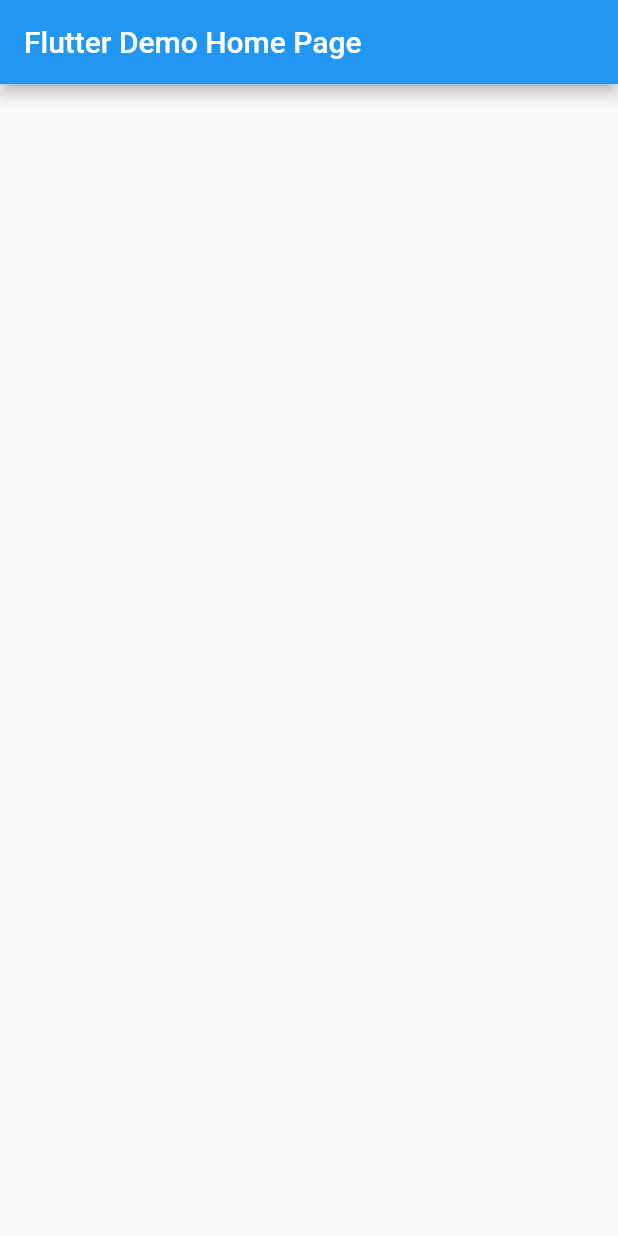
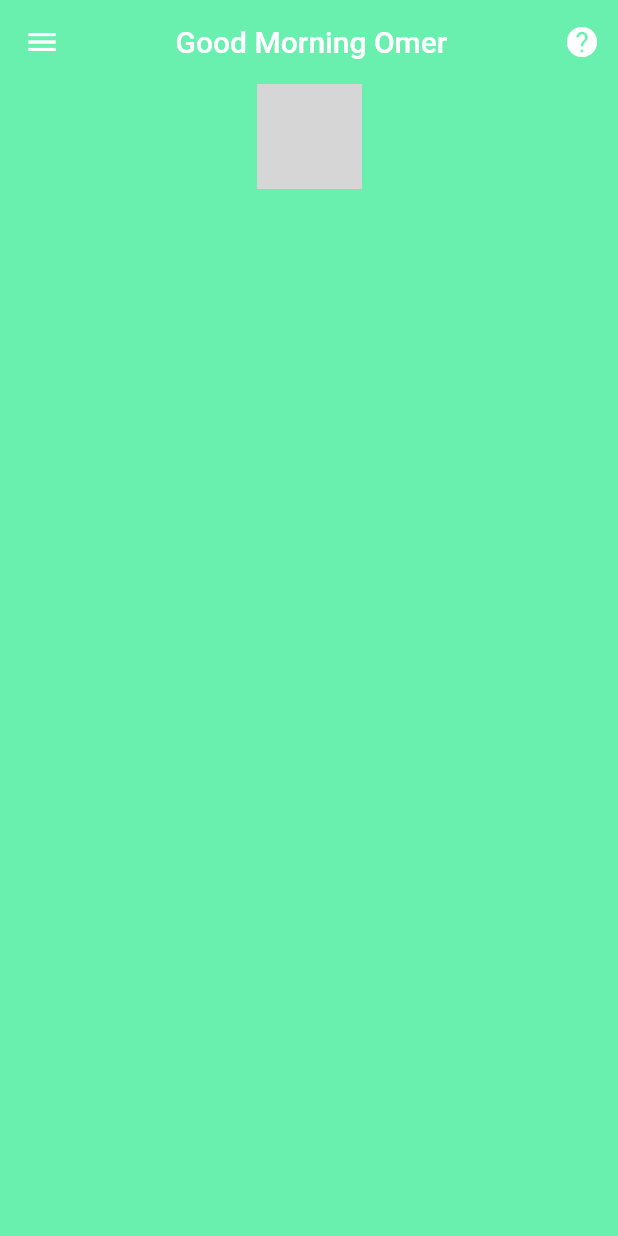
Before and after one commit to Omerbalikcii/Your_Coach, a Flutter app: the screen it shows after launch, on a phone screen of 412 x 824 dp. Run offline on Flutter 3.47's test engine with Material 2 defaults, Android fonts, the phone set to English and light mode, and no system bars; grey boxes are pictures that could not be loaded.

Commit message:
creating main page

```diff
--- a/lib/main.dart
+++ b/lib/main.dart
@@ -10,21 +10,15 @@ class MyApp extends StatelessWidget {
   @override
   Widget build(BuildContext context) {
     return MaterialApp(
-      title: 'Flutter Demo',
-      theme: ThemeData(
-        primarySwatch: Colors.blue,
-      ),
-      home: const MyHomePage(title: 'Flutter Demo Home Page'),
+      debugShowCheckedModeBanner: false,
+
+      home:  MyHomePage(),
     );
   }
 }
 
 class MyHomePage extends StatefulWidget {
-  const MyHomePage({super.key, required this.title});
 
-
-
-  final String title;
 
   @override
   State<MyHomePage> createState() => _MyHomePageState();
@@ -36,10 +30,52 @@ class _MyHomePageState extends State<MyHomePage> {
   @override
   Widget build(BuildContext context) {
     return Scaffold(
-      appBar: AppBar(
-        title: Text(widget.title),
-      ),
-      body: Center( ),
+        appBar: AppBar(
+          title: Container(
+              margin: EdgeInsets.fromLTRB(45, 0, 0, 0),
+              child: Text("Good Morning Omer")),
+          backgroundColor: Colors.greenAccent,
+          bottomOpacity: 0,
+          elevation: 0.0,
+          actions: [
+            IconButton(onPressed: (){}, icon: Icon(Icons.help))
+          ],
+        ),
+        drawer: Drawer(
+          child: ListView(
+            padding: EdgeInsets.zero,
+            children: [
+              DrawerHeader(child: Text("Test")),
+              ListTile(
+                title: Text("sayfa bir"),
+              )
+
+            ],
+          ),
+        ),
+        backgroundColor: Colors.greenAccent,
+        body:Column(
+          children: [
+            Row(
+              mainAxisAlignment: MainAxisAlignment.center,
+              children: [
+                Container(
+                  width: 70,
+                  height: 70,
+                  decoration: BoxDecoration(
+                    shape: BoxShape.circle,
+                    image: DecorationImage(
+                        image:  AssetImage('assets/images/profil.jpeg'),
+                        fit: BoxFit.fill
+                    ),
+                  ),
+                )
+              ],
+            )
+          ],
+
+        )
+
     );
   }
 }
```
